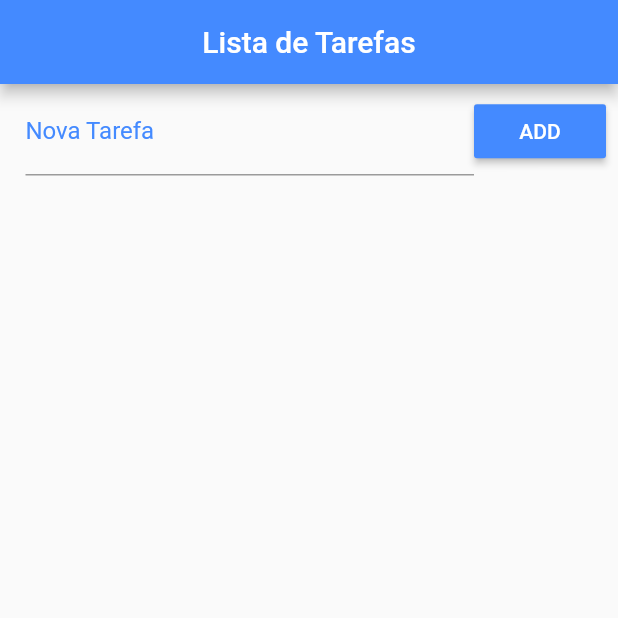
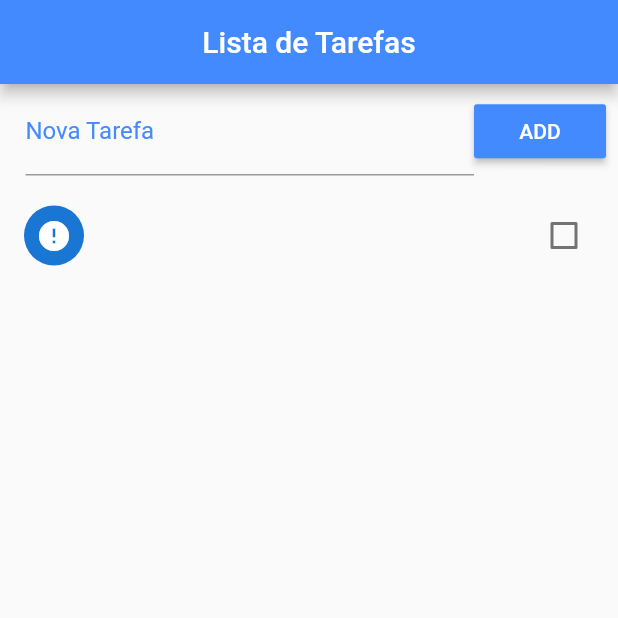
Before and after one commit to leandrorj/lista-tarefas, a Flutter app: the screen it shows after launch, after a tap on "ADD", on a phone screen of 412 x 824 dp, the top half of it. Run offline on Flutter 3.47's test engine with Material 2 defaults, Android fonts, the phone set to English and light mode, and no system bars.

Commit message:
criacao da lista e adicionando itens na lista

```diff
--- a/lib/main.dart
+++ b/lib/main.dart
@@ -16,7 +16,19 @@ class Home extends StatefulWidget {
 }
 
 class _HomeState extends State<Home> {
+  final _toDoController = TextEditingController();
+
   List _toDoList = [];
+
+  void _addToDo() {
+    setState(() {
+      Map<String, dynamic> newToDo = Map();
+      newToDo["title"] = _toDoController.text;
+      _toDoController.text = "";
+      newToDo["ok"] = false;
+      _toDoList.add(newToDo);
+    });
+  }
 
   @override
   Widget build(BuildContext context) {
@@ -34,6 +46,7 @@ class _HomeState extends State<Home> {
               children: <Widget>[
                 Expanded(
                     child: TextField(
+                  controller: _toDoController,
                   decoration: InputDecoration(
                     labelText: "Nova Tarefa",
                     labelStyle: TextStyle(color: Colors.blueAccent),
@@ -43,11 +56,31 @@ class _HomeState extends State<Home> {
                   color: Colors.blueAccent,
                   child: Text("ADD"),
                   textColor: Colors.white,
-                  onPressed: () {},
+                  onPressed: _addToDo,
                 ),
               ],
             ),
-          )
+          ),
+          Expanded(
+            child: ListView.builder(
+                padding: EdgeInsets.only(top: 10.0),
+                itemCount: _toDoList.length,
+                itemBuilder: (context, index) {
+                  return CheckboxListTile(
+                    title: Text(_toDoList[index]["title"]),
+                    value: _toDoList[index]["ok"],
+                    secondary: CircleAvatar(
+                      child: Icon(
+                          _toDoList[index]["ok"] ? Icons.check : Icons.error),
+                    ),
+                    onChanged: (c) {
+                      setState(() {
+                        _toDoList[index]["ok"] = c;
+                      });
+                    },
+                  );
+                }),
+          ),
         ],
       ),
     );
```
